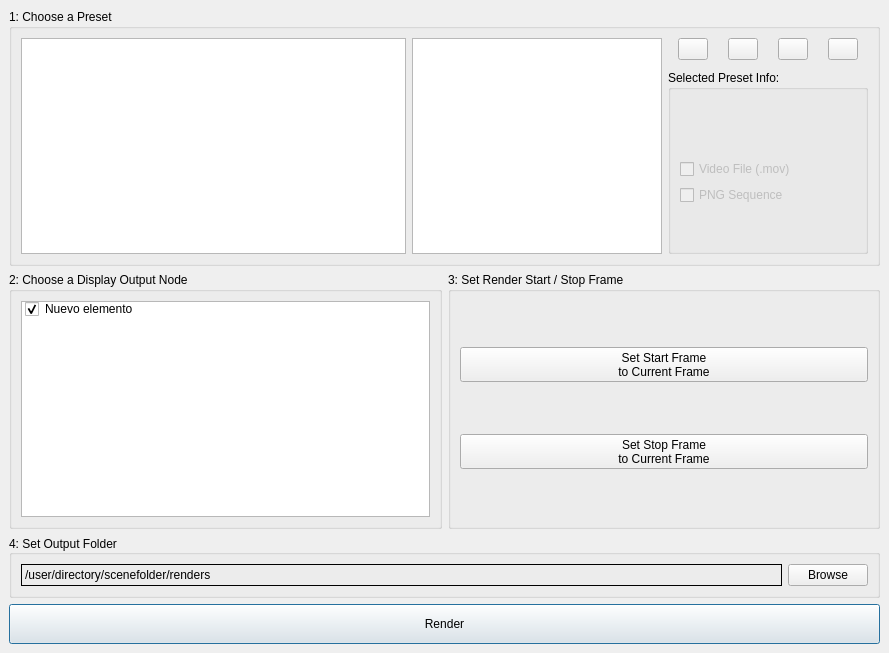
Old version of the form code/EZRender.ui in the repository VisualDroids/EZ-Render-for-Toonboom-Harmony.
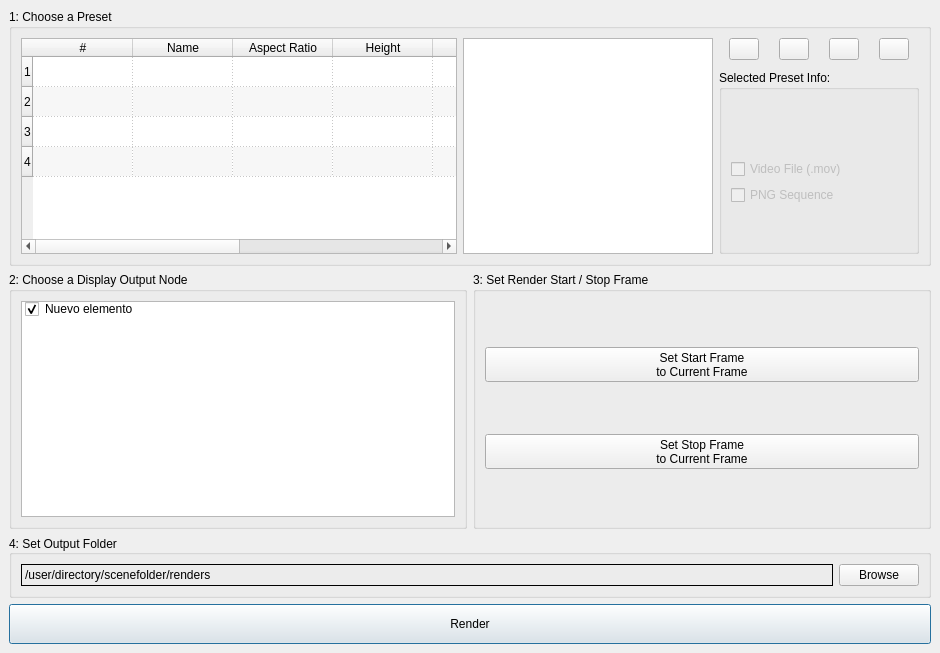
New version of the form. Icons and pictures are not drawn.

Commit message: Major progress with QTableWidget

Diff of the .ui file:
```diff
--- a/code/EZRender.ui
+++ b/code/EZRender.ui
@@ -6,7 +6,7 @@
    <rect>
     <x>0</x>
     <y>0</y>
-    <width>889</width>
+    <width>940</width>
     <height>653</height>
    </rect>
   </property>
@@ -278,7 +278,70 @@
           </widget>
          </item>
          <item row="0" column="0">
-          <widget class="QTableWidget" name="tableWidget"/>
+          <widget class="QTableWidget" name="presetsTable">
+           <property name="alternatingRowColors">
+            <bool>true</bool>
+           </property>
+           <property name="selectionMode">
+            <enum>QAbstractItemView::SingleSelection</enum>
+           </property>
+           <property name="selectionBehavior">
+            <enum>QAbstractItemView::SelectRows</enum>
+           </property>
+           <property name="gridStyle">
+            <enum>Qt::DotLine</enum>
+           </property>
+           <property name="rowCount">
+            <number>4</number>
+           </property>
+           <attribute name="horizontalHeaderStretchLastSection">
+            <bool>true</bool>
+           </attribute>
+           <row/>
+           <row/>
+           <row/>
+           <row/>
+           <column>
+            <property name="text">
+             <string>#</string>
+            </property>
+           </column>
+           <column>
+            <property name="text">
+             <string>Name</string>
+            </property>
+           </column>
+           <column>
+            <property name="text">
+             <string>Aspect Ratio</string>
+            </property>
+           </column>
+           <column>
+            <property name="text">
+             <string>Height</string>
+            </property>
+           </column>
+           <column>
+            <property name="text">
+             <string>Width</string>
+            </property>
+           </column>
+           <column>
+            <property name="text">
+             <string>Formats</string>
+            </property>
+           </column>
+           <column>
+            <property name="text">
+             <string>File Name</string>
+            </property>
+           </column>
+           <column>
+            <property name="text">
+             <string/>
+            </property>
+           </column>
+          </widget>
          </item>
         </layout>
        </item>
```
The commit also changes 2 other files.
